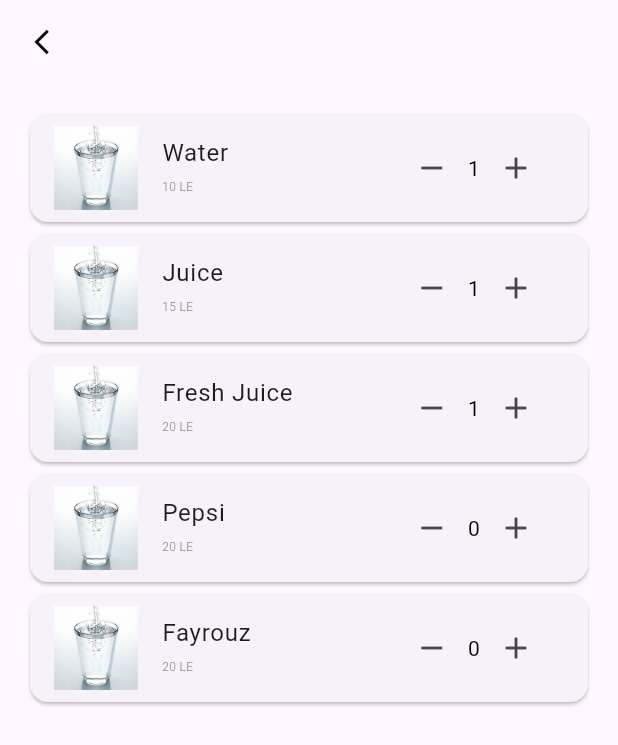
After one commit to yyBasiony/food_delivery_app, a Flutter app: the HomePage screen opened directly, after a tap on "Drink", on a phone screen of 412 x 824 dp. The commit adds this screen. Shown: the top 745 px of the screen. Run offline on Flutter 3.47's test engine with Material 3 defaults, Android fonts, the phone set to English and light mode, and no system bars; our stand-ins replace easy_localization.

Commit message:
add details for home view

```diff
--- a/lib/app/app.dart
+++ b/lib/app/app.dart
@@ -13,7 +13,7 @@ class FoodDelivery extends StatelessWidget {
       locale: context.locale,
       theme: AppTheme.getLightTheme(),
       debugShowCheckedModeBanner: false,
-      initialRoute: Routes.mainView,
+      initialRoute: Routes.splashScreen,
       onGenerateRoute: Routes.generateRoute,
       supportedLocales: context.supportedLocales,
       localizationsDelegates: context.localizationDelegates,
--- /dev/null
+++ b/lib/presentation/main_view/home/custom_drink_item.dart
@@ -0,0 +1,90 @@
+import 'package:flutter/material.dart';
+
+import '../../resources/app_colors.dart';
+import '../../resources/app_text_theme.dart';
+import '../widgets/custom_app_bar.dart';
+
+class DrinkScreen extends StatefulWidget {
+  @override
+  _DrinkScreenState createState() => _DrinkScreenState();
+}
+
+class _DrinkScreenState extends State<DrinkScreen> {
+  Map<String, int> itemCount = {
+    'Water': 1,
+    'Juice': 1,
+    'Fresh Juice': 1,
+    'Pepsi': 0,
+    'Fayrouz': 0,
+  };
+
+  @override
+  Widget build(BuildContext context) {
+    return Scaffold(
+      appBar: AppBar(
+        leading: const CustomAppBar(),
+      ),
+      body: ListView(
+        padding: const EdgeInsets.all(16.0),
+        children: itemCount.keys.map((item) {
+          return Card(
+            child: ListTile(
+              leading: Image.asset('assets/images/water.jpeg'),
+              title: Text(item),
+              subtitle: Text(
+                '${getPrice(item)} LE',
+                style: AppTextTheme.label11.copyWith(color: AppColors.grey),
+              ),
+              trailing: Row(
+                mainAxisSize: MainAxisSize.min,
+                children: [
+                  IconButton(
+                    icon: const Icon(Icons.remove),
+                    onPressed: () {
+                      setState(() {
+                        if (itemCount[item]! > 0)
+                          itemCount[item] = itemCount[item]! - 1;
+                      });
+                    },
+                  ),
+                  Text(
+                    '${itemCount[item]}',
+                    style: Theme.of(context)
+                        .textTheme
+                        .bodyMedium
+                        ?.copyWith(color: Colors.black),
+                  ),
+                  IconButton(
+                    icon: const Icon(Icons.add),
+                    onPressed: () {
+                      setState(() {
+                        itemCount[item] = itemCount[item]! + 1;
+                      });
+                    },
+                  ),
+                ],
+              ),
+            ),
+          );
+        }).toList(),
+      ),
+    );
+  }
+
+  int getPrice(String item) {
+    switch (item) {
+      case 'Water':
+        return 10;
+      case 'Juice':
+        return 15;
+      case 'Fresh Juice':
+        return 20;
+      case 'Pepsi':
+        return 20;
+      case 'Fayrouz':
+        return 20;
+      default:
+        return 0;
+    }
+  }
+}
--- a/lib/presentation/main_view/widgets/custom_food_item.dart
+++ b/lib/presentation/main_view/widgets/custom_food_item.dart
@@ -1,6 +1,9 @@
 import 'package:flutter/material.dart';
-
 import '../../resources/app_constants.dart';
+import '../home/custom_cake_item.dart';
+import '../home/custom_drink_item.dart';
+import '../home/custom_food_item.dart';
+import '../home/custom_snake_item.dart';
 
 class CustomFoodItems extends StatefulWidget {
   const CustomFoodItems({super.key});
@@ -12,7 +15,37 @@ class CustomFoodItems extends StatefulWidget {
 class _CustomFoodItemsState extends State<CustomFoodItems> {
   int? selectedIndex;
 
-  void onItemTap(int index) => setState(() => selectedIndex = index);
+  void onItemTap(int index) {
+    setState(() => selectedIndex = index);
+    print('Item tapped: $index');
+
+    switch (index) {
+      case 0:
+        Navigator.push(
+          context,
+          MaterialPageRoute(builder: (context) => DrinkScreen()),
+        );
+        break;
+      case 1:
+        Navigator.push(
+          context,
+          MaterialPageRoute(builder: (context) => FoodScreen()),
+        );
+        break;
+      case 2:
+        Navigator.push(
+          context,
+          MaterialPageRoute(builder: (context) => CakeScreen()),
+        );
+        break;
+      case 3:
+        Navigator.push(
+          context,
+          MaterialPageRoute(builder: (context) => SnackScreen()),
+        );
+        break;
+    }
+  }
 
   @override
   Widget build(BuildContext context) {
@@ -34,15 +67,27 @@ class _CustomFoodItemsState extends State<CustomFoodItems> {
               height: 70,
               decoration: BoxDecoration(
                 borderRadius: BorderRadius.circular(10),
-                color: selectedIndex == index ? const Color(0xffD35400) : const Color(0xffECF0F1),
+                color: selectedIndex == index
+                    ? const Color(0xffD35400)
+                    : const Color(0xffECF0F1),
               ),
               child: Padding(
                 padding: const EdgeInsets.all(18),
-                child: Image.asset(AppConstants.foodItems[index].image, fit: BoxFit.contain),
+                child: Image.asset(
+                  AppConstants
+                      .foodItems[index].image, // Access the 'image' field
+                  fit: BoxFit.contain,
+                ),
               ),
             ),
             const SizedBox(height: 8),
-            Text(AppConstants.foodItems[index].label, style: Theme.of(context).textTheme.bodySmall?.copyWith(color: Colors.black)),
+            Text(
+              AppConstants.foodItems[index].label, // Access the 'label' field
+              style: Theme.of(context)
+                  .textTheme
+                  .bodySmall
+                  ?.copyWith(color: Colors.black),
+            ),
           ],
         ),
       ),
--- /dev/null
+++ b/lib/presentation/main_view/widgets/custom_icon_text.dart
@@ -0,0 +1,27 @@
+import 'package:flutter/material.dart';
+
+import '../../resources/app_colors.dart';
+
+class CustomIconAndText extends StatelessWidget {
+  const CustomIconAndText({
+    super.key,
+  });
+
+  @override
+  Widget build(BuildContext context) {
+    return Row(
+      children: [
+        const Icon(Icons.pin_drop, size: 30, color: AppColors.primaryColor),
+        Padding(
+          padding: const EdgeInsets.all(10),
+          child: Text('9 West 46 Th Street,\n New York City',
+              style: Theme.of(context)
+                  .textTheme
+                  .bodyMedium
+                  ?.copyWith(color: AppColors.black)),
+        ),
+        const SizedBox(height: 20),
+      ],
+    );
+  }
+}
```
Also changed, not shown: lib/presentation/main_view/home/custom_cake_item.dart (added, +84 -0 lines), lib/presentation/main_view/home/custom_food_item.dart (added, +90 -0 lines), lib/presentation/main_view/home/custom_snake_item.dart (added, +90 -0 lines), lib/presentation/main_view/home/home_page.dart (+2 -18 lines), lib/presentation/main_view/profile/address_screen.dart (+2 -15 lines), lib/presentation/resources/app_constants.dart (+6 -3 lines), assets/images/cake.jpg (added), assets/images/download (6).jpeg (added), assets/images/foood.jpeg (added), assets/images/snacks.jpeg (added), assets/images/water.jpeg (added).
